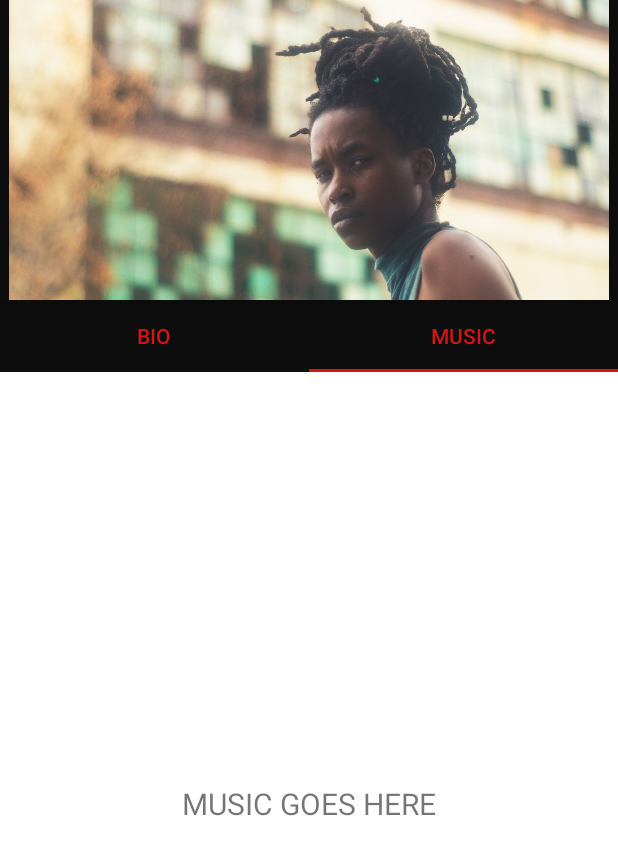
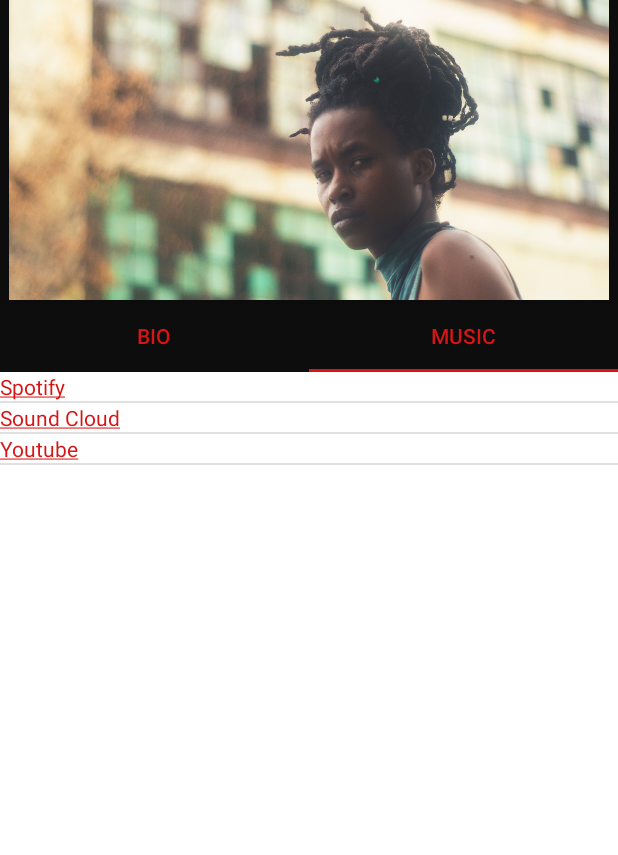
Before and after one commit to rbaro456/Madliberation-Android, an Android app: the FragmentBio screen opened directly, with no data from a screen before it, tab 2 chosen, on a phone screen of 412 x 824 dp. Shown: the top 855 px of the screen. Run offline under Robolectric (Android 15) with nearby library versions, the phone set to English and light mode, and no system bars.

Commit message:
Created a prototype for artist music links

```diff
--- a/app/src/main/java/com/madliberationfestival/robertbarbaro/madliberation/ArtistInfoPage/FragmentBio.java
+++ b/app/src/main/java/com/madliberationfestival/robertbarbaro/madliberation/ArtistInfoPage/FragmentBio.java
@@ -4,15 +4,19 @@ import android.os.Bundle;
 import android.support.annotation.NonNull;
 import android.support.annotation.Nullable;
 import android.support.v4.app.Fragment;
+import android.text.method.ScrollingMovementMethod;
 import android.view.LayoutInflater;
 import android.view.View;
 import android.view.ViewGroup;
+import android.widget.TextView;
 
 import com.madliberationfestival.robertbarbaro.madliberation.R;
 
 public class FragmentBio extends Fragment {
 
     View view;
+    TextView bioText;
+
     public FragmentBio() {
 
     }
@@ -21,7 +25,12 @@ public class FragmentBio extends Fragment {
     @Override
     public View onCreateView(@NonNull LayoutInflater inflater, @Nullable ViewGroup container,
                              @Nullable Bundle savedInstanceState) {
+
         view = inflater.inflate(R.layout.bio_fragment,container,false);
+
+        bioText = view.findViewById(R.id.biotext);
+        bioText.setMovementMethod(new ScrollingMovementMethod());
+
         return view;
     }
 }
--- a/app/src/main/java/com/madliberationfestival/robertbarbaro/madliberation/ArtistInfoPage/FragmentMusic.java
+++ b/app/src/main/java/com/madliberationfestival/robertbarbaro/madliberation/ArtistInfoPage/FragmentMusic.java
@@ -7,12 +7,22 @@ import android.support.v4.app.Fragment;
 import android.view.LayoutInflater;
 import android.view.View;
 import android.view.ViewGroup;
+import android.widget.ArrayAdapter;
+import android.widget.ListView;
 
 import com.madliberationfestival.robertbarbaro.madliberation.R;
+
+import java.util.ArrayList;
 
 public class FragmentMusic extends Fragment {
 
     View view;
+    private ListView musicList;
+
+
+    ArrayList<String> platforms;
+    ArrayList<String> links;
+
     public FragmentMusic() {
 
     }
@@ -21,6 +31,27 @@ public class FragmentMusic extends Fragment {
     @Override
     public View onCreateView(@NonNull LayoutInflater inflater, @Nullable ViewGroup container, @Nullable Bundle savedInstanceState) {
         view = inflater.inflate(R.layout.music_fragment,container,false);
+
+        platforms = new ArrayList<>();
+        links = new ArrayList<>();
+        platforms.add("Spotify");
+        platforms.add("Sound Cloud");
+        platforms.add("Youtube");
+        links.add("https://open.spotify.com/artist/4kANxfLenUobb7t5fHSrgA");
+        links.add("https://soundcloud.com/moor-goddess");
+        links.add("https://www.youtube.com/watch?v=asYtTRfkbn8");
+
+
+
+
+        musicList = view.findViewById(R.id.music_list);
+
+        MusicAdapter adapter = new MusicAdapter(getActivity() ,platforms, links);
+        musicList.setAdapter(adapter);
+       // ArrayAdapter<String> adapter =
+        //        new ArrayAdapter<String>(getContext(), android.R.layout.simple_list_item_1, platforms);
+        //musicList.setAdapter(adapter);
+
         return view;
     }
 }
--- /dev/null
+++ b/app/src/main/java/com/madliberationfestival/robertbarbaro/madliberation/ArtistInfoPage/MusicAdapter.java
@@ -0,0 +1,58 @@
+package com.madliberationfestival.robertbarbaro.madliberation.ArtistInfoPage;
+
+import android.app.Activity;
+import android.graphics.Color;
+import android.graphics.Paint;
+import android.text.Html;
+import android.text.method.LinkMovementMethod;
+import android.view.View;
+import android.view.ViewGroup;
+import android.widget.BaseAdapter;
+import android.widget.TextView;
+
+import com.madliberationfestival.robertbarbaro.madliberation.R;
+
+import org.w3c.dom.Text;
+
+import java.util.ArrayList;
+
+public class MusicAdapter extends BaseAdapter {
+
+    private ArrayList<String> platforms;
+    private ArrayList<String> links;
+
+    private Activity activity;
+
+    public MusicAdapter(Activity activity, ArrayList<String> platforms, ArrayList<String> links) {
+
+        this.platforms = platforms;
+        this.activity = activity;
+        this.links = links;
+    }
+
+    @Override
+    public int getCount() {
+        return platforms.size();
+    }
+
+    @Override
+    public Object getItem(int position) {
+        return platforms.get(position);
+    }
+
+    @Override
+    public long getItemId(int position) {
+        return 0;
+    }
+
+    @Override
+    public View getView(int position, View convertView, ViewGroup parent) {
+        String plat = platforms.get(position);
+        convertView = activity.getLayoutInflater().inflate(R.layout.music_item, null);
+        TextView textView = convertView.findViewById(R.id.music_text);
+        textView.setText( Html.fromHtml("<a href=\""+links.get(position)+"\">"+plat+"</a>"));
+        textView.setMovementMethod(LinkMovementMethod.getInstance());
+
+        return convertView;
+    }
+}
--- a/app/src/main/java/com/madliberationfestival/robertbarbaro/madliberation/MainActivity.java
+++ b/app/src/main/java/com/madliberationfestival/robertbarbaro/madliberation/MainActivity.java
@@ -19,7 +19,6 @@ import java.io.InputStream;
 public class MainActivity extends AppCompatActivity {
 
     private DataBaseHelper db;
-
 
     @Override
     protected void onCreate(Bundle savedInstanceState) {
--- a/app/src/main/java/com/madliberationfestival/robertbarbaro/madliberation/Schedule/ScheduleListAdapter.java
+++ b/app/src/main/java/com/madliberationfestival/robertbarbaro/madliberation/Schedule/ScheduleListAdapter.java
@@ -15,12 +15,10 @@ import java.util.ArrayList;
 public class ScheduleListAdapter extends BaseAdapter {
 
     private ArrayList<Object> artistSchedules;
-    Activity activity;
+    private Activity activity;
 
     private static final int ARTIST_VIEW = 0;
     private static final int TIME_VIEW = 1;
-
-    String currTime;
 
     public ScheduleListAdapter(Activity activity, ArrayList<Object> artistSchedules) {
 
--- a/app/src/main/res/layout/music_fragment.xml
+++ b/app/src/main/res/layout/music_fragment.xml
@@ -4,11 +4,12 @@
     android:layout_height="match_parent"
     android:gravity="center">
 
-    <TextView
-        android:layout_width="wrap_content"
-        android:layout_height="wrap_content"
-        android:text="MUSIC GOES HERE"
-        android:textSize="20sp"
-        />
+    <ListView
+        android:id="@+id/music_list"
+        android:layout_width="match_parent"
+        android:layout_height="match_parent" />
+
+
+
 
 </LinearLayout>
--- /dev/null
+++ b/app/src/main/res/layout/music_item.xml
@@ -0,0 +1,12 @@
+<?xml version="1.0" encoding="utf-8"?>
+<android.support.constraint.ConstraintLayout
+    xmlns:android="http://schemas.android.com/apk/res/android" android:layout_width="match_parent"
+    android:layout_height="match_parent">
+    <TextView
+        android:id="@+id/music_text"
+        android:layout_width="match_parent"
+        android:layout_height="match_parent"
+        android:textColorLink="@color/MadlibRed"
+        />
+
+</android.support.constraint.ConstraintLayout>
```
Also changed, not shown: app/src/main/java/com/madliberationfestival/robertbarbaro/madliberation/Schedule/Schedule.java (+8 -5 lines), app/src/main/res/layout/activity_schedule.xml (+3 -13 lines), app/src/main/res/layout/bio_fragment.xml (+6 -3 lines), app/src/main/res/layout/schedule_bar.xml (added, +19 -0 lines), app/src/main/res/layout/spin_item.xml (added, +10 -0 lines), app/src/main/res/layout/spin_style.xml (added, +10 -0 lines), 1 other file.
